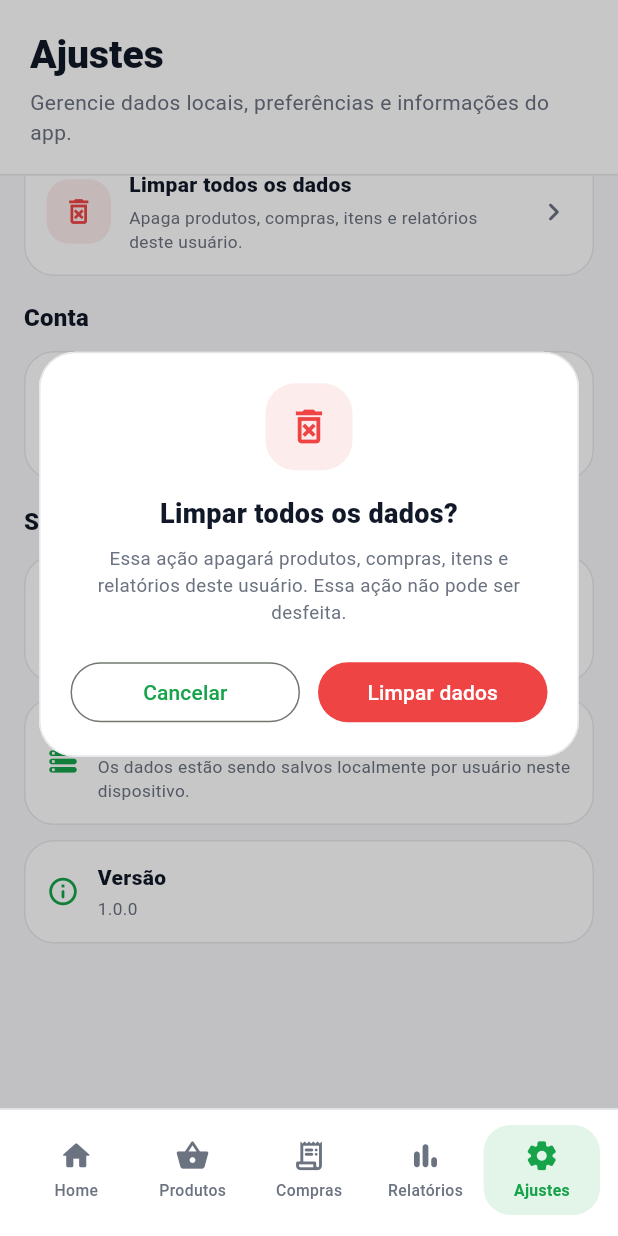
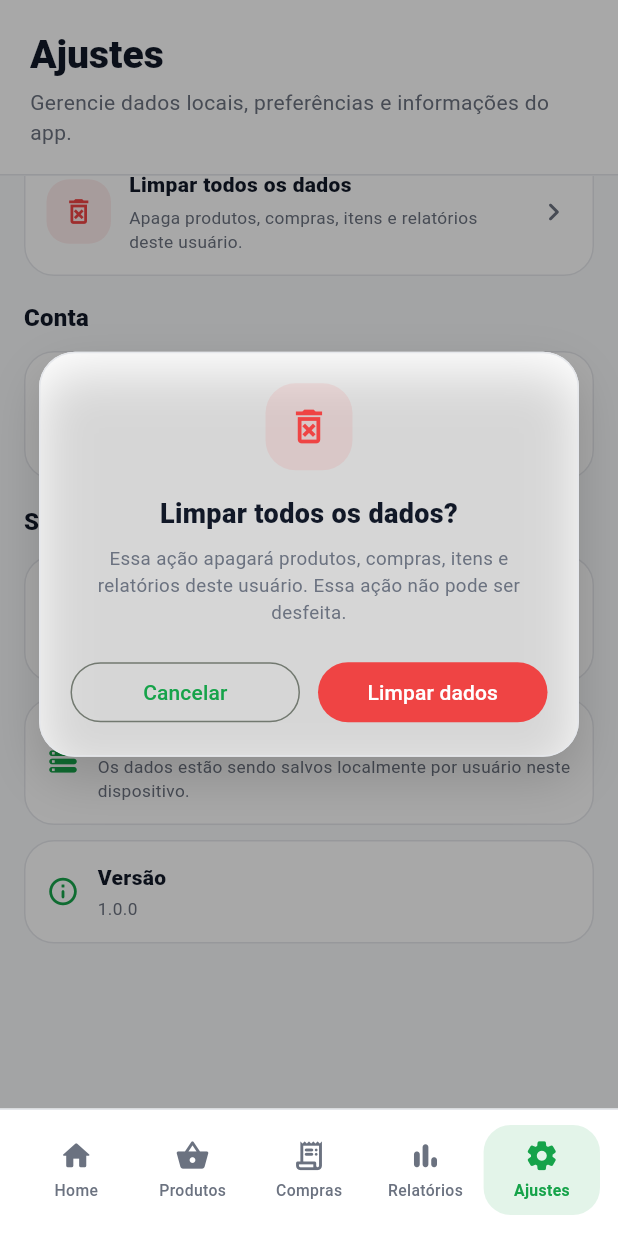
Before and after one commit to jhenriquedm/feira-mensal-app, a Flutter app: the MainShell screen opened directly, item 5 of the bottom bar chosen, scrolled down 369 dp, after a tap on "Limpar todos os dados", on a phone screen of 412 x 824 dp. Run offline on Flutter 3.47's test engine with Material 3 defaults, Android fonts, the phone set to English and light mode, and no system bars; our stand-ins replace flutter_riverpod, shared_preferences; accounts and stored records are empty.

Commit message:
Melhora tela de ajustes

```diff
--- a/lib/views/settings/settings_view.dart
+++ b/lib/views/settings/settings_view.dart
@@ -19,6 +19,7 @@ class _SettingsViewState extends ConsumerState<SettingsView> {
   _SettingsConfirmationAction? _confirmationAction;
   String? _feedbackMessage;
   bool _feedbackIsError = false;
+  bool _isConfirmingAction = false;
   Timer? _feedbackTimer;
 
   @override
@@ -52,13 +53,19 @@ class _SettingsViewState extends ConsumerState<SettingsView> {
               child: ListView(
                 padding: const EdgeInsets.fromLTRB(16, 16, 16, 110),
                 children: [
-                  if (_feedbackMessage != null) ...[
-                    _SettingsFeedback(
+                  AnimatedSwitcher(
+                    duration: const Duration(milliseconds: 220),
+                    child: _feedbackMessage == null
+                        ? const SizedBox.shrink()
+                        : Padding(
+                            key: ValueKey<String>(_feedbackMessage!),
+                            padding: const EdgeInsets.only(bottom: 14),
+                            child: _SettingsFeedback(
                               message: _feedbackMessage!,
                               isError: _feedbackIsError,
                             ),
-                    const SizedBox(height: 14),
-                  ],
+                          ),
+                  ),
                   if (currentUser != null) ...[
                     _CurrentUserCard(
                       name: currentUser.name,
@@ -87,10 +94,10 @@ class _SettingsViewState extends ConsumerState<SettingsView> {
                             alpha: 0.10,
                           ),
                           onTap: () {
-                            setState(() {
-                              _confirmationAction = _SettingsConfirmationAction
-                                  .restoreDefaultCategories;
-                            });
+                            _openConfirmation(
+                              _SettingsConfirmationAction
+                                  .restoreDefaultCategories,
+                            );
                           },
                         ),
                         const SizedBox(height: 12),
@@ -104,10 +111,9 @@ class _SettingsViewState extends ConsumerState<SettingsView> {
                             alpha: 0.10,
                           ),
                           onTap: () {
-                            setState(() {
-                              _confirmationAction =
-                                  _SettingsConfirmationAction.clearAllData;
-                            });
+                            _openConfirmation(
+                              _SettingsConfirmationAction.clearAllData,
+                            );
                           },
                         ),
                       ],
@@ -128,10 +134,9 @@ class _SettingsViewState extends ConsumerState<SettingsView> {
                             alpha: 0.10,
                           ),
                           onTap: () {
-                            setState(() {
-                              _confirmationAction =
-                                  _SettingsConfirmationAction.logout;
-                            });
+                            _openConfirmation(
+                              _SettingsConfirmationAction.logout,
+                            );
                           },
                         ),
                       ],
@@ -172,27 +177,51 @@ class _SettingsViewState extends ConsumerState<SettingsView> {
         if (_confirmationAction != null)
           _SettingsConfirmationOverlay(
             action: _confirmationAction!,
-            onCancel: () {
-              setState(() {
-                _confirmationAction = null;
-              });
-            },
-            onConfirm: _confirmAction,
+            isLoading: _isConfirmingAction,
+            onCancel: _isConfirmingAction ? null : _closeConfirmation,
+            onConfirm: _isConfirmingAction ? null : _confirmAction,
           ),
       ],
     );
   }
 
+  void _openConfirmation(_SettingsConfirmationAction action) {
+    setState(() {
+      _confirmationAction = action;
+      _isConfirmingAction = false;
+    });
+  }
+
+  void _closeConfirmation() {
+    setState(() {
+      _confirmationAction = null;
+      _isConfirmingAction = false;
+    });
+  }
+
   Future<void> _confirmAction() async {
     final action = _confirmationAction;
 
-    if (action == null) {
+    if (action == null || _isConfirmingAction) {
       return;
     }
+
+    setState(() {
+      _isConfirmingAction = true;
+    });
 
     switch (action) {
       case _SettingsConfirmationAction.restoreDefaultCategories:
         ref.read(productsProvider.notifier).restoreDefaultCategories();
+
+        if (!mounted) {
+          return;
+        }
+
+        setState(() {
+          _confirmationAction = null;
+          _isConfirmingAction = false;
+        });
 
         _showFeedback(
           message: 'Categorias padrão restauradas com sucesso.',
@@ -204,6 +233,15 @@ class _SettingsViewState extends ConsumerState<SettingsView> {
         ref.read(purchasesProvider.notifier).clearAllPurchases();
         ref.read(productsProvider.notifier).resetProductsAndCategories();
 
+        if (!mounted) {
+          return;
+        }
+
+        setState(() {
+          _confirmationAction = null;
+          _isConfirmingAction = false;
+        });
+
         _showFeedback(
           message: 'Todos os dados deste usuário foram apagados com sucesso.',
           isError: false,
@@ -212,8 +250,6 @@ class _SettingsViewState extends ConsumerState<SettingsView> {
 
       case _SettingsConfirmationAction.logout:
         await ref.read(authProvider.notifier).logout();
-        break;
-    }
 
         if (!mounted) {
           return;
@@ -221,11 +257,18 @@ class _SettingsViewState extends ConsumerState<SettingsView> {
 
         setState(() {
           _confirmationAction = null;
+          _isConfirmingAction = false;
         });
+        break;
+    }
   }
 
   void _showFeedback({required String message, required bool isError}) {
     _feedbackTimer?.cancel();
+
+    if (!mounted) {
+      return;
+    }
 
     setState(() {
       _feedbackMessage = message;
@@ -274,7 +317,12 @@ class _SettingsHeader extends StatelessWidget {
             ),
           ),
           const SizedBox(height: 5),
-          Text(subtitle, style: Theme.of(context).textTheme.bodyMedium),
+          Text(
+            subtitle,
+            maxLines: 2,
+            overflow: TextOverflow.ellipsis,
+            style: Theme.of(context).textTheme.bodyMedium,
+          ),
         ],
       ),
     );
@@ -391,6 +439,8 @@ class _LocalStorageStatusCard extends StatelessWidget {
               Expanded(
                 child: Text(
                   'Dados salvos localmente',
+                  maxLines: 1,
+                  overflow: TextOverflow.ellipsis,
                   style: TextStyle(
                     color: AppColors.textPrimary,
                     fontSize: 15,
@@ -443,6 +493,8 @@ class _StorageChip extends StatelessWidget {
       ),
       child: Text(
         '$label: $value',
+        maxLines: 1,
+        overflow: TextOverflow.ellipsis,
         style: const TextStyle(
           color: AppColors.textPrimary,
           fontSize: 11.5,
@@ -526,6 +578,8 @@ class _SettingsActionCard extends StatelessWidget {
                   children: [
                     Text(
                       title,
+                      maxLines: 1,
+                      overflow: TextOverflow.ellipsis,
                       style: const TextStyle(
                         color: AppColors.textPrimary,
                         fontSize: 14,
@@ -535,6 +589,8 @@ class _SettingsActionCard extends StatelessWidget {
                     const SizedBox(height: 4),
                     Text(
                       subtitle,
+                      maxLines: 3,
+                      overflow: TextOverflow.ellipsis,
                       style: const TextStyle(
                         color: AppColors.textSecondary,
                         fontSize: 11.5,
@@ -587,6 +643,8 @@ class _SettingsInfoTile extends StatelessWidget {
               children: [
                 Text(
                   title,
+                  maxLines: 1,
+                  overflow: TextOverflow.ellipsis,
                   style: const TextStyle(
                     color: AppColors.textPrimary,
                     fontSize: 14,
@@ -596,6 +654,8 @@ class _SettingsInfoTile extends StatelessWidget {
                 const SizedBox(height: 3),
                 Text(
                   subtitle,
+                  maxLines: 3,
+                  overflow: TextOverflow.ellipsis,
                   style: const TextStyle(
                     color: AppColors.textSecondary,
                     fontSize: 11.5,
@@ -655,11 +715,13 @@ class _SettingsFeedback extends StatelessWidget {
 
 class _SettingsConfirmationOverlay extends StatelessWidget {
   final _SettingsConfirmationAction action;
-  final VoidCallback onCancel;
-  final VoidCallback onConfirm;
+  final bool isLoading;
+  final VoidCallback? onCancel;
+  final VoidCallback? onConfirm;
 
   const _SettingsConfirmationOverlay({
     required this.action,
+    required this.isLoading,
     required this.onCancel,
     required this.onConfirm,
   });
@@ -695,10 +757,11 @@ class _SettingsConfirmationOverlay extends StatelessWidget {
         ? AppColors.danger
         : AppColors.primary;
 
-    return Container(
-      color: Colors.black.withValues(alpha: 0.22),
+    return Positioned.fill(
+      child: Container(
+        color: Colors.black.withValues(alpha: 0.34),
         child: Center(
-        child: Padding(
+          child: SingleChildScrollView(
             padding: const EdgeInsets.all(22),
             child: Material(
               color: AppColors.surface,
@@ -710,6 +773,13 @@ class _SettingsConfirmationOverlay extends StatelessWidget {
                 decoration: BoxDecoration(
                   borderRadius: BorderRadius.circular(24),
                   border: Border.all(color: AppColors.border),
+                  boxShadow: [
+                    BoxShadow(
+                      color: Colors.black.withValues(alpha: 0.16),
+                      blurRadius: 28,
+                      offset: const Offset(0, 14),
+                    ),
+                  ],
                 ),
                 child: Column(
                   mainAxisSize: MainAxisSize.min,
@@ -763,14 +833,30 @@ class _SettingsConfirmationOverlay extends StatelessWidget {
                         const SizedBox(width: 12),
                         Expanded(
                           child: FilledButton(
-                          style: FilledButton.styleFrom(backgroundColor: color),
+                            style: FilledButton.styleFrom(
+                              backgroundColor: color,
+                            ),
                             onPressed: onConfirm,
-                          child: Text(confirmLabel),
+                            child: isLoading
+                                ? const SizedBox(
+                                    width: 18,
+                                    height: 18,
+                                    child: CircularProgressIndicator(
+                                      strokeWidth: 2,
+                                      color: Colors.white,
+                                    ),
+                                  )
+                                : Text(
+                                    confirmLabel,
+                                    maxLines: 1,
+                                    overflow: TextOverflow.ellipsis,
+                                  ),
                           ),
                         ),
                       ],
                     ),
                   ],
+                ),
               ),
             ),
           ),
```
Lines whose indentation alone changed are shown as unchanged.
